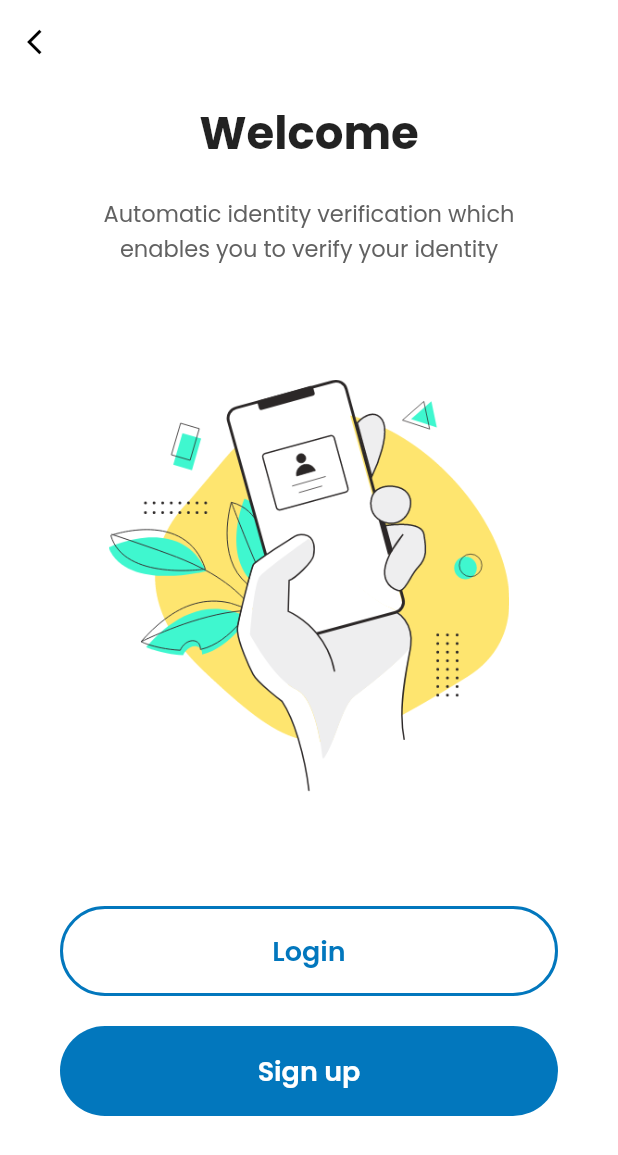
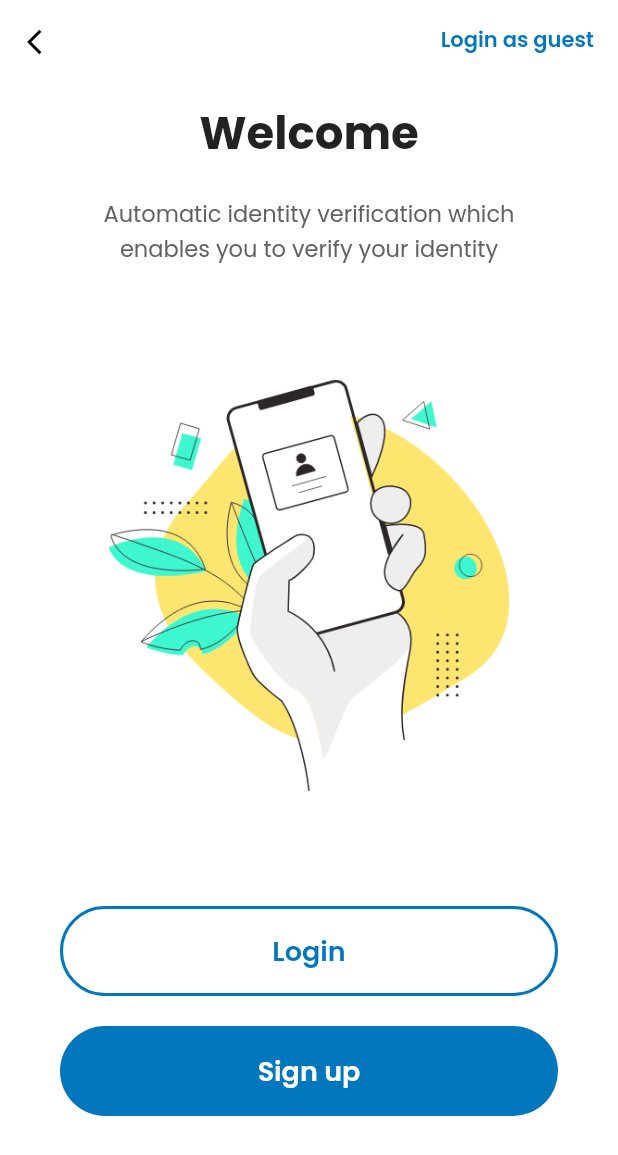
Before and after one commit to nabinoy/tripify_flutter, a Flutter app: the screen it shows after launch, after a tap on the "arrow back ios" icon, on a phone screen of 412 x 824 dp. Shown: the top 1155 px of the screen. Run offline on Flutter 3.47's test engine with Material 2 defaults, Android fonts, the phone set to English and light mode, and no system bars; our stand-ins replace animated_splash_screen, animated_text_kit, awesome_snackbar_content, cached_network_image, carousel_slider, connectivity_plus and 20 more; missing offline and left inert: random_avatar; network calls fail; project files that could hold a hidden picture were left out.

```diff
--- a/lib/router.dart
+++ b/lib/router.dart
@@ -1,4 +1,5 @@
 import 'package:flutter/material.dart';
+import 'package:tripify/screens/chatbot.dart';
 import 'package:tripify/screens/otp_form.dart';
 import 'package:tripify/screens/category.dart';
 import 'package:tripify/screens/drawer/helpline.dart';
@@ -62,6 +63,9 @@ Route<dynamic> generateRoute(RouteSettings routeSettings) {
     case OtpForm.routeName:
       return MaterialPageRoute(settings : routeSettings,builder: (_) => const OtpForm(),);
 
+    case ChatBot.routeName:
+      return MaterialPageRoute(settings : routeSettings,builder: (_) => const ChatBot(),);
+
     default:
       return MaterialPageRoute(settings : routeSettings,builder: (_) => const Scaffold(
         body: Center(
--- a/lib/screens/drawer/helpline.dart
+++ b/lib/screens/drawer/helpline.dart
@@ -21,11 +21,6 @@ class Helpline extends StatelessWidget {
     SystemChrome.setPreferredOrientations([
       DeviceOrientation.portraitUp,
     ]);
-    // SystemChrome.setSystemUIOverlayStyle(const SystemUiOverlayStyle(
-    //   statusBarColor: Colors.white,
-    //   statusBarIconBrightness: Brightness.dark,
-    //   statusBarBrightness: Brightness.light,
-    // ));
     return Scaffold(
       appBar: AppBar(
         elevation: 0,
@@ -41,7 +36,6 @@ class Helpline extends StatelessWidget {
             color: Colors.black,
           ),
         ),
-        systemOverlayStyle: SystemUiOverlayStyle.dark,
       ),
       resizeToAvoidBottomInset: false,
       body: SingleChildScrollView(
--- a/lib/screens/login.dart
+++ b/lib/screens/login.dart
@@ -34,7 +34,6 @@ class LoginPage extends StatelessWidget {
             color: Colors.black,
           ),
         ),
-        systemOverlayStyle: SystemUiOverlayStyle.dark,
       ),
       body: const LoginPageScreen(),
     );
--- a/lib/screens/signup.dart
+++ b/lib/screens/signup.dart
@@ -32,7 +32,6 @@ class SignupPage extends StatelessWidget {
             color: Colors.black,
           ),
         ),
-        systemOverlayStyle: SystemUiOverlayStyle.dark,
       ),
       body: const SignupPageScreen(),
     );
--- a/lib/screens/welcome.dart
+++ b/lib/screens/welcome.dart
@@ -3,6 +3,7 @@ import 'package:flutter/services.dart';
 import 'package:tripify/animation/FadeAnimation.dart';
 import 'package:tripify/constants/global_variables.dart';
 import 'package:tripify/router.dart';
+import 'package:tripify/screens/home.dart';
 import 'package:tripify/screens/login.dart';
 import 'package:tripify/screens/signup.dart';
 
@@ -12,11 +13,6 @@ class Welcome extends StatelessWidget {
 
   @override
   Widget build(BuildContext context) {
-    SystemChrome.setSystemUIOverlayStyle(const SystemUiOverlayStyle(
-      statusBarColor: Colors.white,
-      statusBarIconBrightness: Brightness.dark,
-      statusBarBrightness: Brightness.light,
-    ));
     return MaterialApp(
       title: appName,
       theme: ThemeData(
@@ -29,7 +25,7 @@ class Welcome extends StatelessWidget {
           elevation: 0,
           backgroundColor: Colors.white,
           leading: IconButton(
-            onPressed: () async {
+            onPressed: () {
               HapticFeedback.mediumImpact();
               SystemNavigator.pop();
             },
@@ -39,7 +35,21 @@ class Welcome extends StatelessWidget {
               color: Colors.black,
             ),
           ),
-          systemOverlayStyle: SystemUiOverlayStyle.dark,
+          actions: [
+            GestureDetector(
+              onTap: () {
+                HapticFeedback.lightImpact();
+                Navigator.pushReplacementNamed(context, Home.routeName);
+              },
+              child: Padding(
+                padding: const EdgeInsets.all(16.0),
+                child: Text('Login as guest',
+                    style: TextStyle(
+                        color: Colors.lightBlue[800],
+                        fontWeight: FontWeight.w600)),
+              ),
+            ),
+          ],
         ),
         resizeToAvoidBottomInset: false,
         body: const WelcomePage(),
--- a/lib/splash/splash_screen.dart
+++ b/lib/splash/splash_screen.dart
@@ -62,15 +62,7 @@ class _SplashScreenState extends State<SplashScreen> {
       statusBarIconBrightness: Brightness.dark,
       statusBarBrightness: Brightness.light,
     ));
-    return MaterialApp(
-      title: 'Tripify',
-      debugShowCheckedModeBanner: false,
-      theme: ThemeData(
-        fontFamily: fontRegular,
-        primarySwatch: Colors.blue,
-        scaffoldBackgroundColor: bgColor,
-      ),
-      home: FutureBuilder(
+    return FutureBuilder(
       future: Future.wait([readForOnboard(), readForUser()]),
       builder: (context, snapshot) {
         if (snapshot.connectionState == ConnectionState.done) {
@@ -125,7 +117,6 @@ class _SplashScreenState extends State<SplashScreen> {
           );
         }
       },
-      ),
     );
   }
 }
```
Also changed, not shown: lib/screens/chatbot.dart (added, +24 -0 lines), lib/screens/home.dart (+7 -2 lines), lib/screens/home_pages/home_main.dart (+0 -7 lines), lib/widget/error_page.dart (added, +200 -0 lines). Lines whose indentation alone changed are shown as unchanged.
